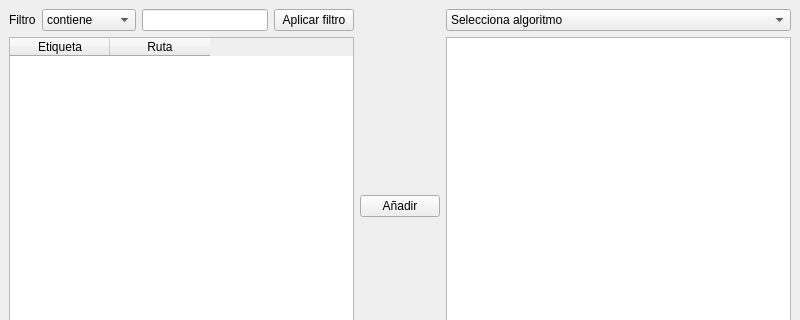
Qt form Interfaces/view_entrenar.ui (adrianvillanueva997/computation_lab_2) before a commit; both pictures show x 0 to 800 and y 0 to 320 of the 800 by 600 pixel window.
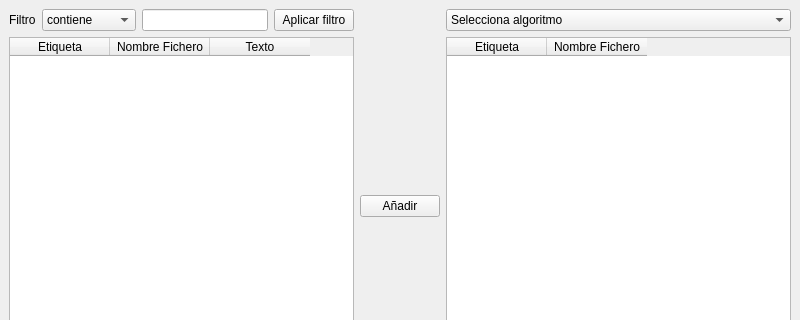
The same form after that commit.

Commit message: Ventana Entrenar empezada, scraper yelp completo

Patch:
```diff
--- a/Interfaces/view_entrenar.ui
+++ b/Interfaces/view_entrenar.ui
@@ -16,7 +16,21 @@
   <widget class="QWidget" name="centralwidget">
    <layout class="QGridLayout" name="gridLayout">
     <item row="1" column="6">
-     <widget class="QTableWidget" name="tableWidget_reviews_to_train"/>
+     <widget class="QTableWidget" name="tableWidget_reviews_to_train">
+      <property name="selectionBehavior">
+       <enum>QAbstractItemView::SelectRows</enum>
+      </property>
+      <column>
+       <property name="text">
+        <string>Etiqueta</string>
+       </property>
+      </column>
+      <column>
+       <property name="text">
+        <string>Nombre Fichero</string>
+       </property>
+      </column>
+     </widget>
     </item>
     <item row="1" column="0">
      <widget class="QTableWidget" name="tableWidget_reviews">
@@ -27,7 +41,12 @@
       </column>
       <column>
        <property name="text">
-        <string>Ruta</string>
+        <string>Nombre Fichero</string>
+       </property>
+      </column>
+      <column>
+       <property name="text">
+        <string>Texto</string>
        </property>
       </column>
      </widget>
```
Left out of the diff: 3 changed lines with no effect on the pictures. The commit also changes 17 other files.
